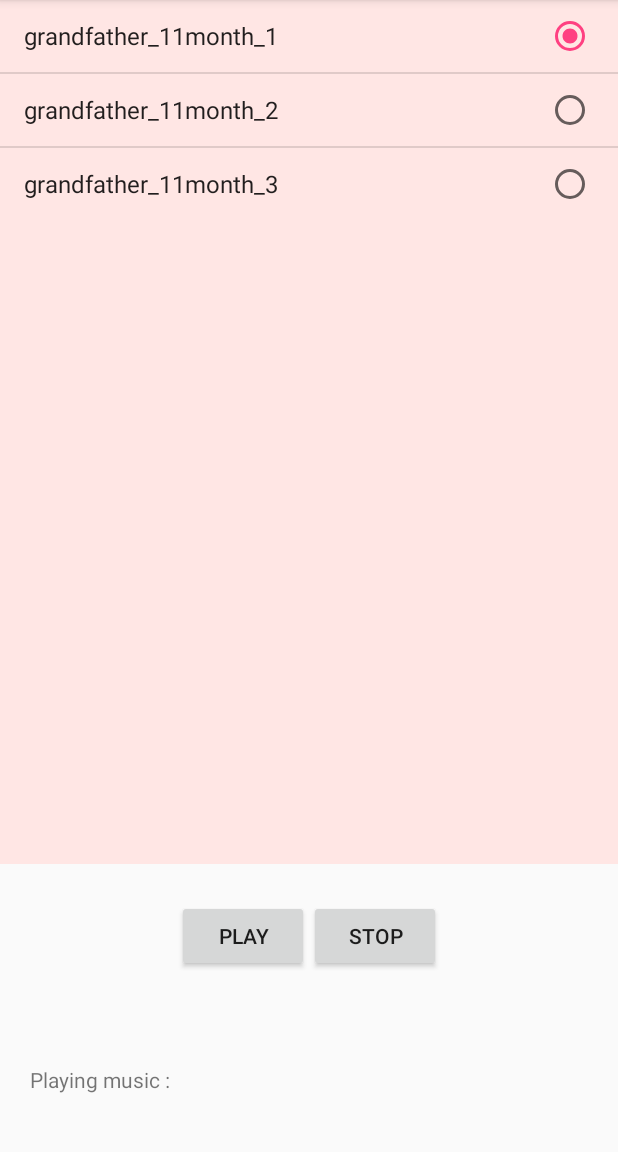
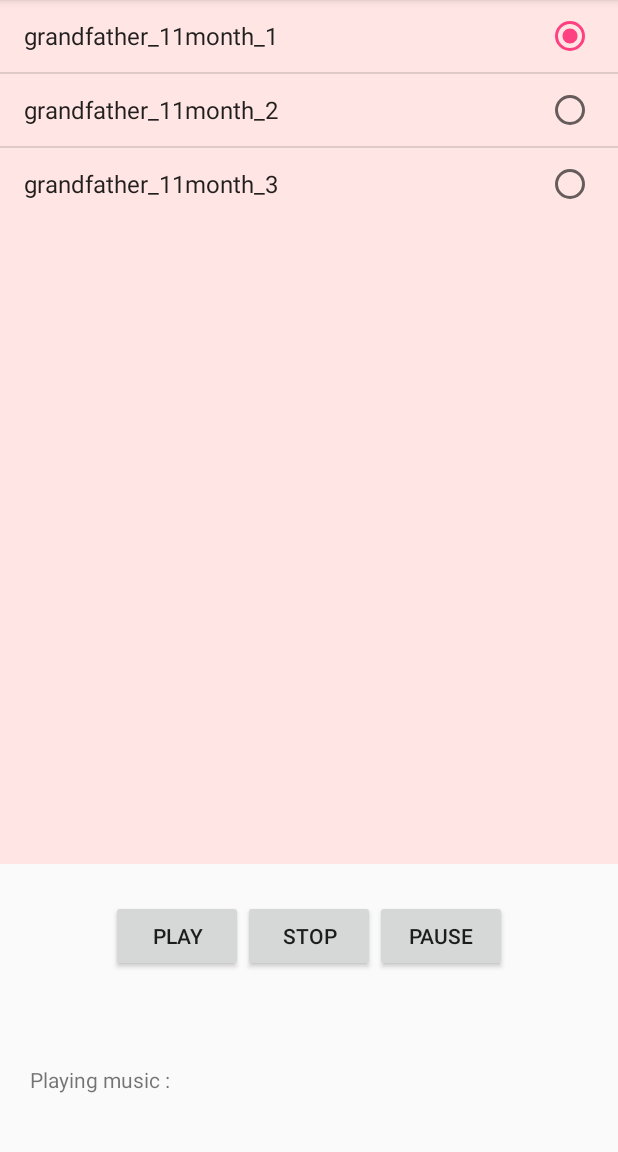
Before and after one commit to yeseul726/AudioList, an Android app: the screen it shows after launch (MainActivity), after a tap on "grandfather_11month_1", on a phone screen of 412 x 824 dp, the part 84-1236 px from its top. Run offline under Robolectric (Android 15) with nearby library versions, the phone set to English and light mode, and no system bars.

Commit message:
#5 Event Programming Pause Button

```diff
--- a/app/src/main/java/yeseul/kr/hs/emirim/audiolist/MainActivity.java
+++ b/app/src/main/java/yeseul/kr/hs/emirim/audiolist/MainActivity.java
@@ -13,12 +13,13 @@
 
 public class MainActivity extends AppCompatActivity {
     ListView list;
-    Button butPlay, butStop;
+    Button butPlay, butStop, butPause;
     TextView textMusic;
     ProgressBar progress;
     String[] musics = {"grandfather_11month_1", "grandfather_11month_2", "grandfather_11month_3"};
     int[] musicResIds = {R.raw.grandfather_11month_1, R.raw.grandfather_11month_2, R.raw.grandfather_11month_3};
     int selectedMusicId;
+    boolean selectedPauseButton;
     MediaPlayer mediaPlayer;
 
     @Override
@@ -28,39 +29,60 @@
         list = (ListView)findViewById(R.id.List_music);
         butPlay = (Button)findViewById(R.id.but_play);
         butStop = (Button)findViewById(R.id.but_stop);
+        butPause = (Button)findViewById(R.id.but_pause);
         textMusic = (TextView)findViewById(R.id.text_music);
         progress = (ProgressBar)findViewById(R.id.progress_music);
         ArrayAdapter<String> adapter = new ArrayAdapter<String>(this, android.R.layout.simple_list_item_single_choice, musics);
         list.setAdapter(adapter);
         list.setChoiceMode(ListView.CHOICE_MODE_SINGLE);
-        list.setItemChecked(0, true);
-        selectedMusicId = musicResIds[0];
-        mediaPlayer = MediaPlayer.create(this, selectedMusicId);
+        list.setItemChecked(0,true);
 
-        list.setOnItemClickListener(new AdapterView.OnItemClickListener() {
+        selectedMusicId=musicResIds[0];
+        mediaPlayer=MediaPlayer.create(this, selectedMusicId);
+
+        list.setOnItemClickListener(new AdapterView.OnItemClickListener(){
             @Override
-            public void onItemClick(AdapterView<?> parent, View view, int i, long l) {
-                selectedMusicId = musicResIds[i];
-
+            public void onItemClick(AdapterView<?> adapterView, View view, int i, long l) {
+                mediaPlayer.stop();
+                selectedMusicId=musicResIds[i];
+                progress.setVisibility(View.INVISIBLE);
             }
         });
 
         butPlay.setOnClickListener(new View.OnClickListener() {
             @Override
-            public void onClick(View v) {
-                mediaPlayer.create(MainActivity.this, selectedMusicId);
+            public void onClick(View view) {
+                if(selectedPauseButton) {
+                    mediaPlayer.start();
+                    selectedPauseButton=false;
+                }
+
+                else
+                    mediaPlayer=MediaPlayer.create(MainActivity.this, selectedMusicId);
                 mediaPlayer.start();
+                progress.setVisibility(View.VISIBLE);
+
             }
         });
+
         butStop.setOnClickListener(new View.OnClickListener() {
             @Override
-            public void onClick(View v) {
+            public void onClick(View view) {
                 mediaPlayer.stop();
+                progress.setVisibility(View.INVISIBLE);
+
             }
         });
-    }
-    protected void onStop() {
-        super.onStop();
-        mediaPlayer.stop();
+
+        butPause.setOnClickListener(new View.OnClickListener() {
+            @Override
+            public void onClick(View view) {
+                selectedPauseButton=true;
+                mediaPlayer.pause();
+                progress.setVisibility(View.INVISIBLE);
+
+            }
+        });
+
     }
 }
--- a/app/src/main/res/layout/activity_main.xml
+++ b/app/src/main/res/layout/activity_main.xml
@@ -38,6 +38,12 @@
             android:layout_height="wrap_content"
             android:text="Stop"
             />
+        <Button
+            android:id="@+id/but_pause"
+            android:layout_width="wrap_content"
+            android:layout_height="wrap_content"
+            android:text="Pause"
+            />
     </LinearLayout>
 
     <LinearLayout
```
